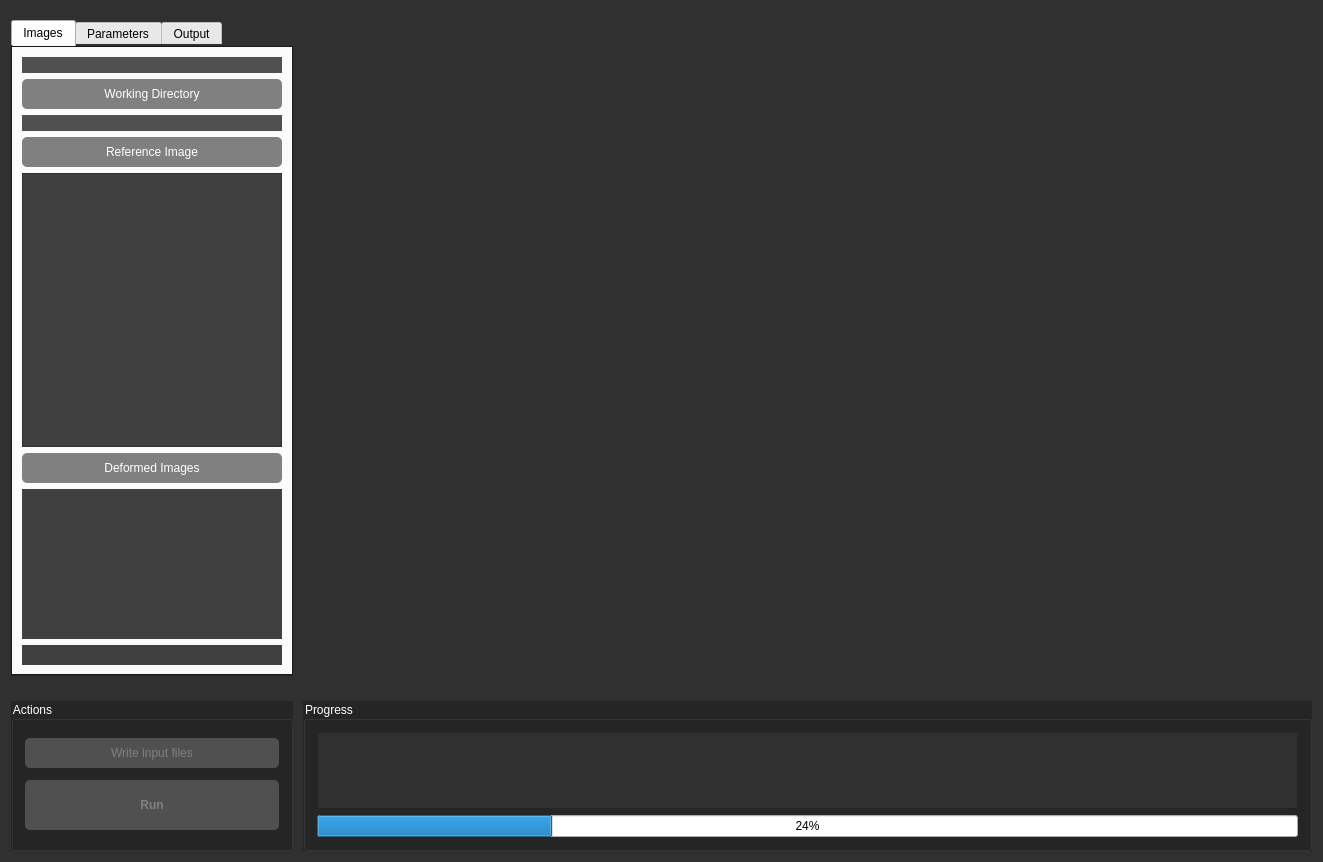
Qt form src/gui/DICe_2D/mainwindow.ui (dicengine/dice) before a commit.
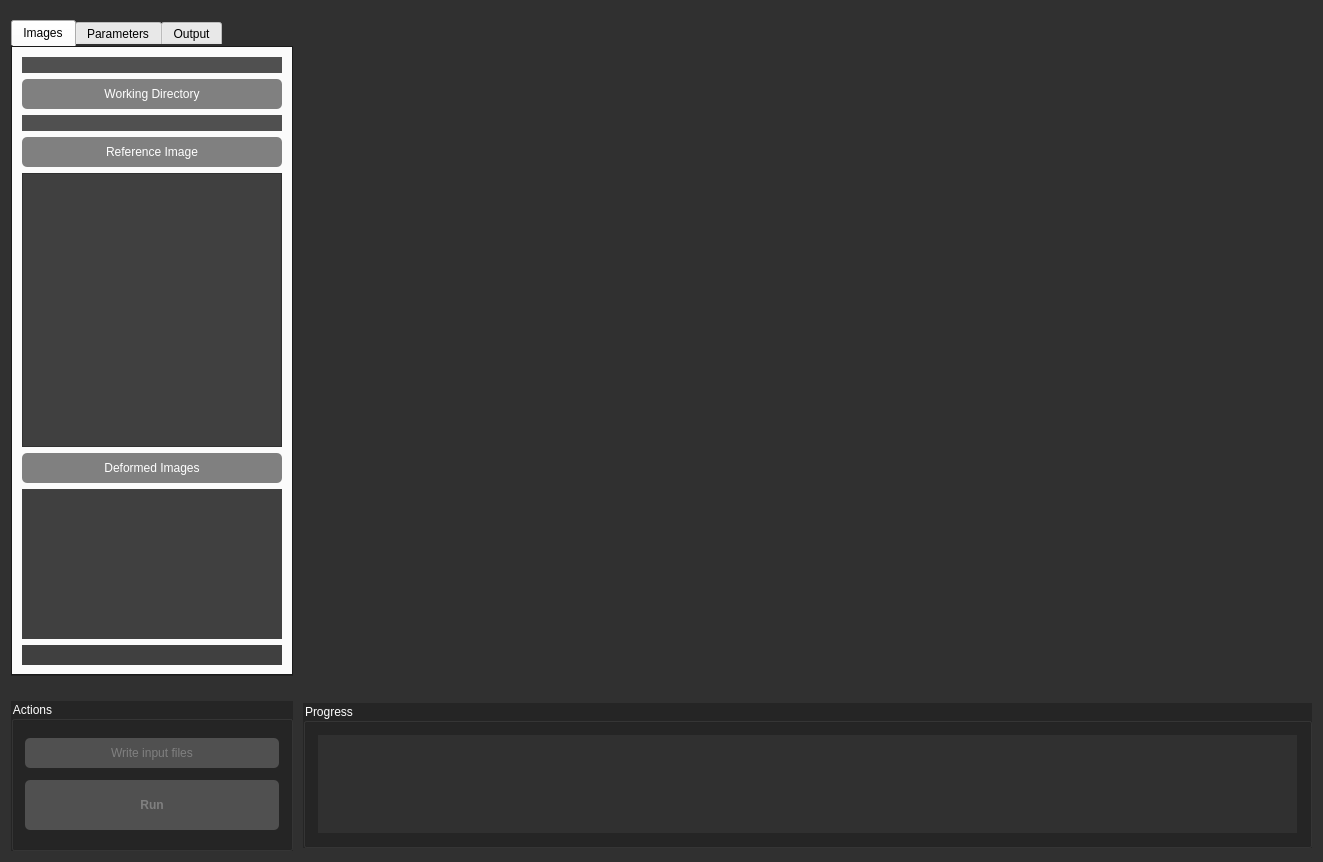
The same form after that commit. Custom widgets are drawn as their Qt base class.

Commit message: GUI: Pipe std::cout to a text edit box on the main page

The edit to the form file:
```diff
--- a/src/gui/DICe_2D/mainwindow.ui
+++ b/src/gui/DICe_2D/mainwindow.ui
@@ -43,6 +43,11 @@
 background-color: #303030;
 color: white;
 }
+QTextEdit{
+background-color: #303030;
+color: white;
+font: 12pt &quot;Courier&quot;;
+}
 
 QSpinBox {
 color: white;
@@ -625,17 +630,20 @@
     </item>
     <item row="3" column="2">
      <widget class="QGroupBox" name="groupBox_6">
+      <property name="sizePolicy">
+       <sizepolicy hsizetype="Preferred" vsizetype="Fixed">
+        <horstretch>0</horstretch>
+        <verstretch>0</verstretch>
+       </sizepolicy>
+      </property>
       <property name="title">
        <string>Progress</string>
       </property>
       <layout class="QVBoxLayout" name="verticalLayout_10">
        <item>
-        <widget class="QTextBrowser" name="textBrowser">
-         <property name="sizePolicy">
-          <sizepolicy hsizetype="Expanding" vsizetype="Preferred">
-           <horstretch>0</horstretch>
-           <verstretch>0</verstretch>
-          </sizepolicy>
+        <widget class="QTextEdit" name="consoleEdit">
+         <property name="enabled">
+          <bool>true</bool>
          </property>
          <property name="maximumSize">
           <size>
@@ -643,12 +651,8 @@
            <height>100</height>
           </size>
          </property>
-        </widget>
-       </item>
-       <item>
-        <widget class="QProgressBar" name="progressBar">
-         <property name="value">
-          <number>24</number>
+         <property name="readOnly">
+          <bool>true</bool>
          </property>
         </widget>
        </item>
```
Left out of the diff: 6 changed lines with no effect on the pictures. The commit also changes 6 other files.
